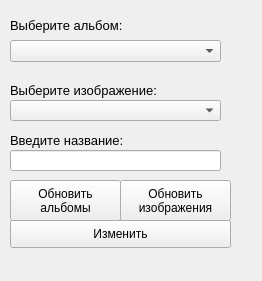
Above: files/image/edit_image.ui from Mooro869/PhotoCollection before the change. Below: the same form after it.
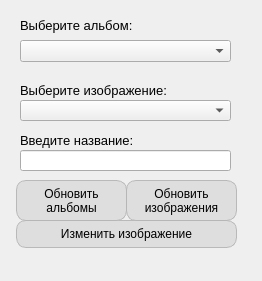
That is the form after the change.

What changed in the file:
```diff
--- a/files/image/edit_image.ui
+++ b/files/image/edit_image.ui
@@ -16,7 +16,7 @@
   <widget class="QLineEdit" name="lineEdit">
    <property name="geometry">
     <rect>
-     <x>10</x>
+     <x>20</x>
      <y>150</y>
      <width>211</width>
      <height>21</height>
@@ -26,25 +26,43 @@
   <widget class="QPushButton" name="edit_image">
    <property name="geometry">
     <rect>
-     <x>10</x>
+     <x>16</x>
      <y>220</y>
      <width>221</width>
      <height>28</height>
     </rect>
    </property>
+   <property name="styleSheet">
+    <string notr="true"> background-color: rgba(220, 220, 220, 0.9);  /* Светло-серый фон */
+                color: black;                               /* Черный текст */
+                border-radius: 10px;                        /* Закругление углов */
+                border: 1px solid rgba(180, 180, 180, 0.9); /* Серая рамка */
+                padding: 5px 10px;                         /* Внутренние отступы */
+                font-weight: 400;                          /* Жирный текст */ 
+</string>
+   </property>
    <property name="text">
-    <string>Изменить</string>
+    <string>Изменить изображение</string>
    </property>
   </widget>
   <widget class="QPushButton" name="update_img">
    <property name="geometry">
     <rect>
-     <x>120</x>
+     <x>126</x>
      <y>180</y>
      <width>111</width>
      <height>41</height>
     </rect>
    </property>
+   <property name="styleSheet">
+    <string notr="true"> background-color: rgba(220, 220, 220, 0.9);  /* Светло-серый фон */
+                color: black;                               /* Черный текст */
+                border-radius: 10px;                        /* Закругление углов */
+                border: 1px solid rgba(180, 180, 180, 0.9); /* Серая рамка */
+                padding: 5px 10px;                         /* Внутренние отступы */
+                font-weight: 400;                          /* Жирный текст */ 
+</string>
+   </property>
    <property name="text">
     <string>Обновить
 изображения</string>
@@ -53,12 +71,21 @@
   <widget class="QPushButton" name="update_album">
    <property name="geometry">
     <rect>
-     <x>10</x>
+     <x>16</x>
      <y>180</y>
      <width>111</width>
      <height>41</height>
     </rect>
    </property>
+   <property name="styleSheet">
+    <string notr="true"> background-color: rgba(220, 220, 220, 0.9);  /* Светло-серый фон */
+                color: black;                               /* Черный текст */
+                border-radius: 10px;                        /* Закругление углов */
+                border: 1px solid rgba(180, 180, 180, 0.9); /* Серая рамка */
+                padding: 5px 10px;                         /* Внутренние отступы */
+                font-weight: 400;                          /* Жирный текст */ 
+</string>
+   </property>
    <property name="text">
     <string>Обновить
 альбомы</string>
@@ -67,7 +94,7 @@
   <widget class="QLabel" name="text">
    <property name="geometry">
     <rect>
-     <x>10</x>
+     <x>20</x>
      <y>10</y>
      <width>261</width>
      <height>31</height>
@@ -85,7 +112,7 @@
   <widget class="QComboBox" name="comboBox_alb">
    <property name="geometry">
     <rect>
-     <x>10</x>
+     <x>20</x>
      <y>40</y>
      <width>211</width>
      <height>22</height>
@@ -95,7 +122,7 @@
   <widget class="QComboBox" name="comboBox_img">
    <property name="geometry">
     <rect>
-     <x>10</x>
+     <x>20</x>
      <y>100</y>
      <width>211</width>
      <height>21</height>
@@ -105,7 +132,7 @@
   <widget class="QLabel" name="text_2">
    <property name="geometry">
     <rect>
-     <x>10</x>
+     <x>20</x>
      <y>70</y>
      <width>261</width>
      <height>41</height>
@@ -123,7 +150,7 @@
   <widget class="QLabel" name="text_3">
    <property name="geometry">
     <rect>
-     <x>10</x>
+     <x>20</x>
      <y>130</y>
      <width>261</width>
      <height>21</height>
```
